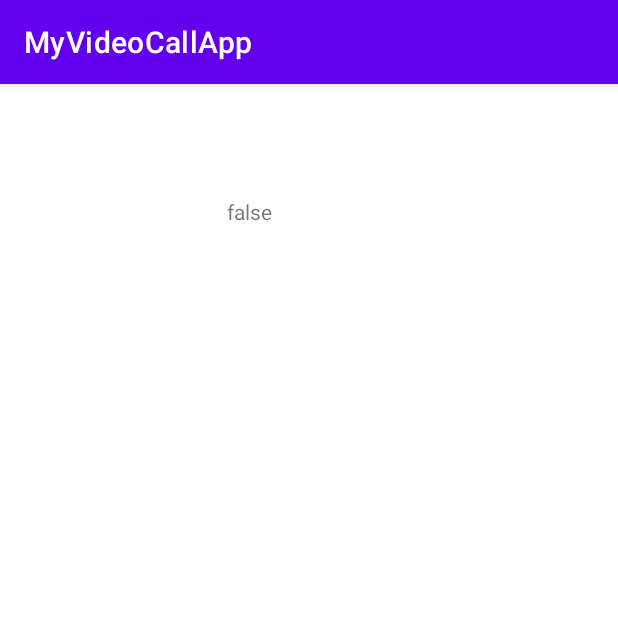
After one commit to 100mslive/hello-world-android, an Android app: the VideoCallActivity screen opened directly, with no data from a screen before it, on a phone screen of 412 x 824 dp, the top half of it. The commit adds this screen. Run offline under Robolectric (Android 15) with nearby library versions, the phone set to English and light mode, and no system bars; libraries missing offline, so code that uses them is left out: live.hms.video.

Commit message:
Added VideoCallActivity.kt

```diff
--- a/app/src/main/AndroidManifest.xml
+++ b/app/src/main/AndroidManifest.xml
@@ -2,7 +2,8 @@
 <manifest xmlns:android="http://schemas.android.com/apk/res/android"
     package="com.example.myvideocallapp">
 
-    <uses-permission android:name="android.permission.INTERNET"/>
+    <uses-permission android:name="android.permission.INTERNET" />
+
     <application
         android:allowBackup="true"
         android:icon="@mipmap/ic_launcher"
@@ -10,7 +11,9 @@
         android:roundIcon="@mipmap/ic_launcher_round"
         android:supportsRtl="true"
         android:theme="@style/Theme.MyVideoCallApp">
-
+        <activity
+            android:name=".VideoCallActivity"
+            android:exported="true" />
         <activity
             android:name=".LoginActivity"
             android:exported="true">
--- a/app/src/main/java/com/example/myvideocallapp/LoginActivity.kt
+++ b/app/src/main/java/com/example/myvideocallapp/LoginActivity.kt
@@ -1,5 +1,6 @@
 package com.example.myvideocallapp
 
+import android.content.Intent
 import android.os.Bundle
 import android.widget.Button
 import android.widget.Toast
@@ -32,6 +33,9 @@ class LoginActivity : AppCompatActivity() {
     private fun launchVideoRoomActivity(authToken : String?) {
         if(authToken != null) {
             // Launch the video room
+            startActivity(Intent(this, VideoCallActivity::class.java).apply {
+                putExtra(BUNDLE_AUTH_TOKEN, authToken)
+            })
         }
     }
 
--- /dev/null
+++ b/app/src/main/java/com/example/myvideocallapp/VideoCallActivity.kt
@@ -0,0 +1,31 @@
+package com.example.myvideocallapp
+
+import android.os.Bundle
+import android.widget.TextView
+import androidx.activity.viewModels
+import androidx.appcompat.app.AppCompatActivity
+import androidx.lifecycle.Observer
+import androidx.lifecycle.ViewModel
+import androidx.lifecycle.ViewModelProvider
+
+const val BUNDLE_AUTH_TOKEN = "100msauthkey"
+
+class VideoCallActivity : AppCompatActivity() {
+    override fun onCreate(savedInstanceState: Bundle?) {
+        super.onCreate(savedInstanceState)
+        setContentView(R.layout.activity_video_call)
+        val key = intent?.extras?.getString(BUNDLE_AUTH_TOKEN)
+
+        val vm: VideoCallVm by viewModels {
+            object : ViewModelProvider.Factory {
+                override fun <T : ViewModel?> create(modelClass: Class<T>): T {
+                    return VideoCallVm(key, application) as T
+                }
+            }
+        }
+
+        vm.joined.observe(this, Observer {
+            findViewById<TextView>(R.id.textView).text = "$it"
+        })
+    }
+}
--- /dev/null
+++ b/app/src/main/java/com/example/myvideocallapp/VideoCallVm.kt
@@ -0,0 +1,63 @@
+package com.example.myvideocallapp
+
+import android.app.Application
+import android.util.Log
+import androidx.lifecycle.AndroidViewModel
+import androidx.lifecycle.MutableLiveData
+import live.hms.video.error.HMSException
+import live.hms.video.media.tracks.HMSTrack
+import live.hms.video.sdk.HMSSDK
+import live.hms.video.sdk.HMSUpdateListener
+import live.hms.video.sdk.models.*
+import live.hms.video.sdk.models.enums.HMSPeerUpdate
+import live.hms.video.sdk.models.enums.HMSRoomUpdate
+import live.hms.video.sdk.models.enums.HMSTrackUpdate
+
+class VideoCallVm(authKey: String?, application: Application) : AndroidViewModel(application),
+    HMSUpdateListener {
+
+    private val TAG = "VideoCallVm"
+    val joined = MutableLiveData(false)
+
+    private val hmsSdk = HMSSDK
+        .Builder(application)
+        .build()
+
+    init {
+        if (authKey != null) {
+            Log.d(TAG, "Joining with $authKey")
+            hmsSdk.join(HMSConfig("name", authKey), this)
+        }
+    }
+
+    override fun onError(error: HMSException) {
+        TODO("Not yet implemented")
+    }
+
+    override fun onJoin(room: HMSRoom) {
+        // Room joined.
+        joined.postValue(true)
+    }
+
+    override fun onMessageReceived(message: HMSMessage) {
+        TODO("Not yet implemented")
+    }
+
+    override fun onPeerUpdate(type: HMSPeerUpdate, peer: HMSPeer) {
+        TODO("Not yet implemented")
+    }
+
+    override fun onRoleChangeRequest(request: HMSRoleChangeRequest) {
+        TODO("Not yet implemented")
+    }
+
+    override fun onRoomUpdate(type: HMSRoomUpdate, hmsRoom: HMSRoom) {
+        TODO("Not yet implemented")
+    }
+
+    override fun onTrackUpdate(type: HMSTrackUpdate, track: HMSTrack, peer: HMSPeer) {
+        TODO("Not yet implemented")
+    }
+
+
+}
--- /dev/null
+++ b/app/src/main/res/layout/activity_video_call.xml
@@ -0,0 +1,18 @@
+<?xml version="1.0" encoding="utf-8"?>
+<androidx.constraintlayout.widget.ConstraintLayout xmlns:android="http://schemas.android.com/apk/res/android"
+    xmlns:app="http://schemas.android.com/apk/res-auto"
+    xmlns:tools="http://schemas.android.com/tools"
+    android:layout_width="match_parent"
+    android:layout_height="match_parent"
+    tools:context=".VideoCallActivity">
+
+    <TextView
+        android:id="@+id/textView"
+        android:layout_width="wrap_content"
+        android:layout_height="wrap_content"
+        android:layout_marginStart="151dp"
+        android:layout_marginTop="75dp"
+        android:text="TextView"
+        app:layout_constraintStart_toStartOf="parent"
+        app:layout_constraintTop_toTopOf="parent" />
+</androidx.constraintlayout.widget.ConstraintLayout>
--- a/build.gradle
+++ b/build.gradle
@@ -5,7 +5,7 @@ buildscript {
         mavenCentral()
     }
     dependencies {
-        classpath "com.android.tools.build:gradle:7.0.0-beta05"
+        classpath 'com.android.tools.build:gradle:7.0.0-rc01'
         classpath "org.jetbrains.kotlin:kotlin-gradle-plugin:1.5.21"
 
         // NOTE: Do not place your application dependencies here; they belong
```
